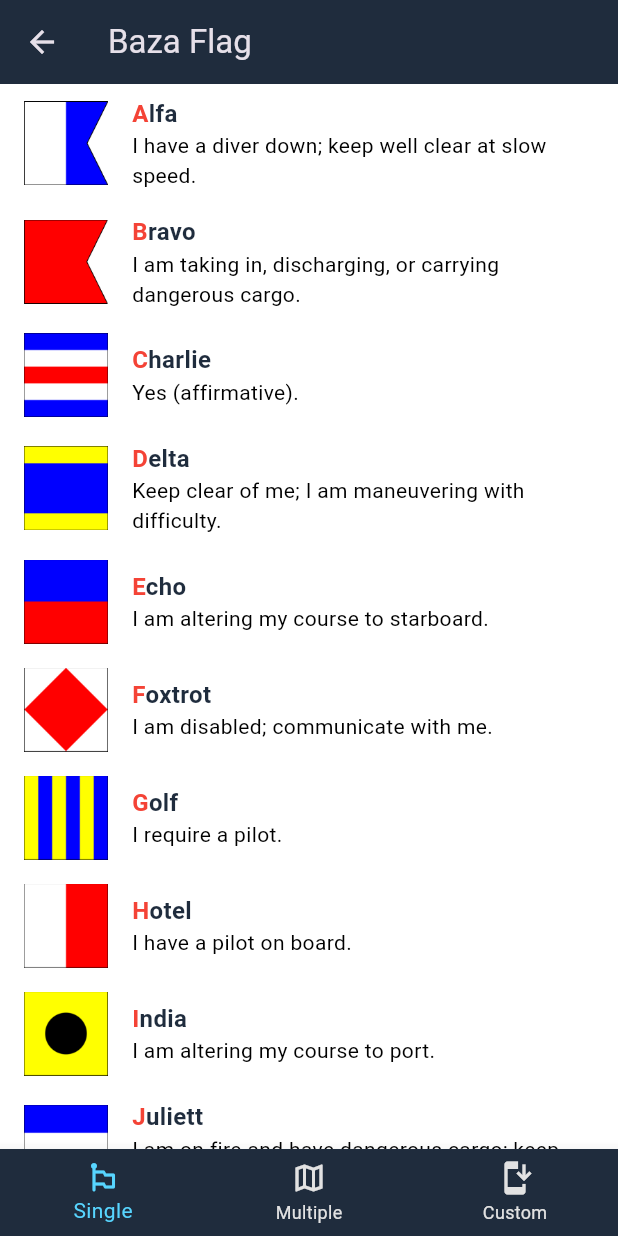
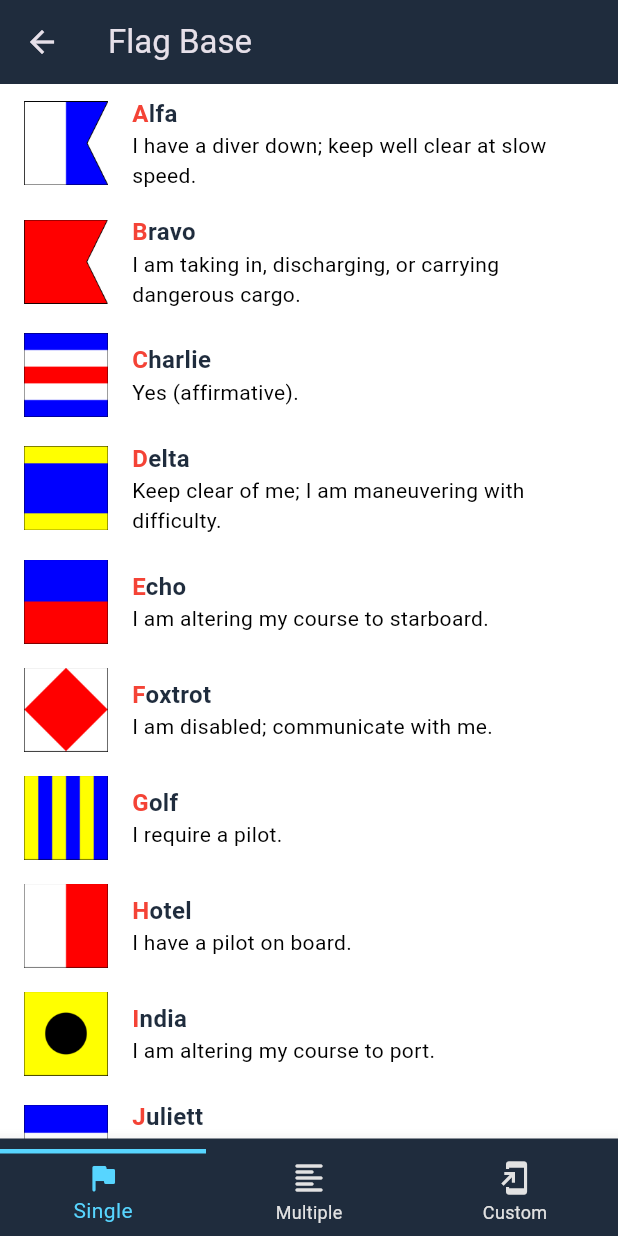
Before and after one commit to nmikolaj/signal_flags_app, a Flutter app: the screen it shows after launch, after a tap on "Study", on a phone screen of 412 x 824 dp. Run offline on Flutter 3.47's test engine with Material 3 defaults, Android fonts, the phone set to English and light mode, and no system bars; our stand-ins replace get, share_plus, stroke_text; missing offline and left inert: widgets_to_image.

Commit message:
new bottom navigation display

```diff
--- a/lib/display/dataset/dataset_screen.dart
+++ b/lib/display/dataset/dataset_screen.dart
@@ -12,19 +12,20 @@ class DatasetScreen extends StatelessWidget {
     for (var flag in flags) flag['name']!: flag
   };
 
-
   @override
   Widget build(BuildContext context) {
     final selectedLanguage = _languageController.selectedLanguage.value;
     return Scaffold(
       appBar: AppBar(
         backgroundColor: kBackgroundColor2,
-        title: const Text("Baza Flag"),
+        title: Obx(() {
+          return controller.selectedMode.value != 2 ? Text('dataset_screen.flag_base'.tr) : const SizedBox.shrink();
+        }),
         actions: [
           Obx(() {
             if (controller.selectedMode.value == 2) {
               return Padding(
-                padding: const EdgeInsets.all(8.0),
+                padding: const EdgeInsets.all(2.0),
                 child: DropdownButton<int>(
                   value: controller.selectedCategoryIndex.value,
                   items: [
@@ -32,8 +33,8 @@ class DatasetScreen extends StatelessWidget {
                       value: 1,
                       child: Row(
                         children: [
-                          Icon(Icons.warning),
-                          SizedBox(width: 8),
+                          const Icon(Icons.warning),
+                          const SizedBox(width: 8),
                           Text('distress_emergency'.tr),
                         ],
                       ),
@@ -42,8 +43,8 @@ class DatasetScreen extends StatelessWidget {
                       value: 2,
                       child: Row(
                         children: [
-                          Icon(Icons.place),
-                          SizedBox(width: 8),
+                          const Icon(Icons.place),
+                          const SizedBox(width: 8),
                           Text('position_rescue'.tr),
                         ],
                       ),
@@ -52,8 +53,8 @@ class DatasetScreen extends StatelessWidget {
                       value: 3,
                       child: Row(
                         children: [
-                          Icon(Icons.healing),
-                          SizedBox(width: 8),
+                          const Icon(Icons.healing),
+                          const SizedBox(width: 8),
                           Text('casualties_damages'.tr),
                         ],
                       ),
@@ -62,8 +63,8 @@ class DatasetScreen extends StatelessWidget {
                       value: 4,
                       child: Row(
                         children: [
-                          Icon(Icons.navigation),
-                          SizedBox(width: 8),
+                          const Icon(Icons.navigation),
+                          const SizedBox(width: 8),
                           Text('navigation_hydrography'.tr),
                         ],
                       ),
@@ -72,8 +73,8 @@ class DatasetScreen extends StatelessWidget {
                       value: 5,
                       child: Row(
                         children: [
-                          Icon(Icons.directions_boat),
-                          SizedBox(width: 8),
+                          const Icon(Icons.directions_boat),
+                          const SizedBox(width: 8),
                           Text('maneuvers'.tr),
                         ],
                       ),
@@ -82,8 +83,8 @@ class DatasetScreen extends StatelessWidget {
                       value: 6,
                       child: Row(
                         children: [
-                          Icon(Icons.miscellaneous_services),
-                          SizedBox(width: 8),
+                          const Icon(Icons.miscellaneous_services),
+                          const SizedBox(width: 8),
                           Text('miscellaneous'.tr),
                         ],
                       ),
@@ -92,8 +93,8 @@ class DatasetScreen extends StatelessWidget {
                       value: 7,
                       child: Row(
                         children: [
-                          Icon(Icons.cloud),
-                          SizedBox(width: 8),
+                          const Icon(Icons.cloud),
+                          const SizedBox(width: 8),
                           Text('meteorology_weather'.tr),
                         ],
                       ),
@@ -102,8 +103,8 @@ class DatasetScreen extends StatelessWidget {
                       value: 8,
                       child: Row(
                         children: [
-                          Icon(Icons.spatial_audio_off),
-                          SizedBox(width: 8),
+                          const Icon(Icons.spatial_audio_off),
+                          const SizedBox(width: 8),
                           Text('communications'.tr),
                         ],
                       ),
@@ -117,7 +118,7 @@ class DatasetScreen extends StatelessWidget {
                 ),
               );
             } else {
-              return SizedBox.shrink();
+              return const SizedBox.shrink();
             }
           }),
         ],
@@ -354,31 +355,58 @@ class DatasetScreen extends StatelessWidget {
           ),
         ],
       ),
-      bottomNavigationBar: Obx(() => BottomNavigationBar(
+      bottomNavigationBar: Obx(() =>
+        BottomNavigationBar(
           currentIndex: controller.selectedMode.value - 1,
           onTap: (index) {
             controller.updateMode(index + 1);
           },
-
           backgroundColor: kBackgroundColor2,
           selectedItemColor: Color.fromARGB(255, 87, 213, 255),
           unselectedItemColor: Color.fromARGB(255, 226, 226, 226),
-
-            items: [
-              BottomNavigationBarItem(
-                icon: Icon(Icons.emoji_flags_rounded),
-                label: 'dataset_screen.single'.tr,
+          items: _buildBottomNavigationBarItems(controller),
         ),
-              BottomNavigationBarItem(
-                icon: Icon(Icons.map_outlined),
-                label: 'dataset_screen.multiple'.tr,
       ),
-              BottomNavigationBarItem(
-                icon: Icon(Icons.install_mobile),
-                label: 'dataset_screen.custom'.tr,
-              ),
-            ],
-          )),
     );
   }
 }
+
+List<BottomNavigationBarItem> _buildBottomNavigationBarItems(DatasetController controller) {
+  return [
+    _buildNavItem(
+      icon: const Icon(Icons.flag_rounded),
+      label: 'dataset_screen.single'.tr,
+      isSelected: controller.selectedMode.value == 1,
+    ),
+    _buildNavItem(
+      icon: const Icon(Icons.format_align_left_rounded),
+      label: 'dataset_screen.multiple'.tr,
+      isSelected: controller.selectedMode.value == 2,
+    ),
+    _buildNavItem(
+      icon: const Icon(Icons.add_to_home_screen),
+      label: 'dataset_screen.custom'.tr,
+      isSelected: controller.selectedMode.value == 3,
+    ),
+  ];
+}
+
+BottomNavigationBarItem _buildNavItem({
+  required Icon icon,
+  required String label,
+  required bool isSelected,
+}) {
+  return BottomNavigationBarItem(
+    icon: Column(
+      children: [
+        Container(
+          height: 3.0,
+          color: isSelected ? Color.fromARGB(255, 87, 213, 255) : kBackgroundColor2,
+        ),
+        const SizedBox(height: 4.0),
+        icon,
+      ],
+    ),
+    label: label,
+  );
+}
--- a/lib/utils/translations.dart
+++ b/lib/utils/translations.dart
@@ -15,9 +15,12 @@ class MyTranslations extends Translations {
           'signal_menu.transmit': 'Transmit',
           'signal_menu.category': 'Category:',
           'signal_menu.create_custom': 'Create your own!',
+          'dataset_screen.flag_base': 'Flag Base',
           'dataset_screen.single': 'Single',
           'dataset_screen.multiple': 'Multiple',
           'dataset_screen.custom': 'Custom',
+          'export_controller.no_flags': 'No flags selected',
+          'export_controller.select_flag_warning': 'Please select at least one flag before adding a signal.',
           'subcategory_abandon': 'Abandon',
           'subcategory_doctor': 'Doctor',
           'subcategory_assistance': 'Assistance',
@@ -92,9 +95,12 @@ class MyTranslations extends Translations {
           'signal_menu.transmit': 'Nadaj',
           'signal_menu.category': 'Kategoria:',
           'signal_menu.create_custom': 'Stwórz własny!',
+          'dataset_screen.flag_base': 'Baza Flag',
           'dataset_screen.single': 'Pojedyncze',
           'dataset_screen.multiple': 'Wiele',
           'dataset_screen.custom': 'Własne',
+          'export_controller.no_flags': 'Nie wybrano flag',
+          'export_controller.select_flag_warning': 'Wybierz co najmniej jedną flagę przed dodaniem sygnału.',
           'subcategory_abandon': 'Opuszczać',
           'subcategory_doctor': 'Lekarz',
           'subcategory_assistance': 'Pomoc',
```
Lines whose indentation alone changed are shown as unchanged.
